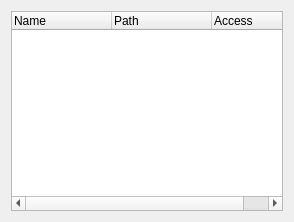
This is trunk/src/VBox/Frontends/VirtualBox/ui/VBoxVMSettingsSF.ui in YadongQi/vbox-mirror-sync as Qt 5 draws it before an edit. The edited form follows.
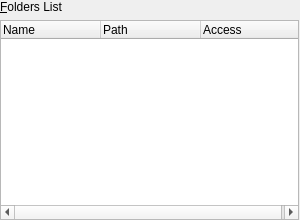
This is the edited form. Custom widgets are drawn as their Qt base class.

The edit to the form file:
```diff
--- a/trunk/src/VBox/Frontends/VirtualBox/ui/VBoxVMSettingsSF.ui
+++ b/trunk/src/VBox/Frontends/VirtualBox/ui/VBoxVMSettingsSF.ui
@@ -17,40 +17,40 @@
  additional information or have any questions.
  </comment>
  <class>VBoxVMSettingsSF</class>
- <widget class="QWidget" name="VBoxVMSettingsSF" >
-  <property name="geometry" >
+ <widget class="QWidget" name="VBoxVMSettingsSF">
+  <property name="geometry">
    <rect>
     <x>0</x>
     <y>0</y>
-    <width>294</width>
-    <height>218</height>
+    <width>300</width>
+    <height>220</height>
    </rect>
   </property>
-  <property name="sizePolicy" >
-   <sizepolicy vsizetype="Expanding" hsizetype="Expanding" >
-    <horstretch>0</horstretch>
-    <verstretch>0</verstretch>
-   </sizepolicy>
-  </property>
-  <layout class="QGridLayout" >
-   <item row="0" column="0" >
-    <widget class="QWidget" native="1" name="mGbSharedFolders" >
-     <layout class="QHBoxLayout" >
-      <property name="leftMargin" >
+  <layout class="QVBoxLayout">
+   <property name="margin">
        <number>0</number>
       </property>
-      <property name="topMargin" >
-       <number>0</number>
-      </property>
-      <property name="rightMargin" >
-       <number>0</number>
-      </property>
-      <property name="bottomMargin" >
+   <item>
+    <widget class="QILabelSeparator" native="1" name="mNameSeparator">
+     <property name="text">
+      <string>&amp;Folders List</string>
+     </property>
+     <property name="buddy">
+      <cstring>mTwFolders</cstring>
+     </property>
+    </widget>
+   </item>
+   <item>
+    <layout class="QHBoxLayout" name="mLtFolders">
+     <property name="margin">
        <number>0</number>
       </property>
+     <property name="spacing">
+      <number>1</number>
+     </property>
       <item>
-       <widget class="QTreeWidget" name="mTreeView" >
-        <property name="minimumSize" >
+      <widget class="QTreeWidget" name="mTwFolders">
+       <property name="minimumSize">
          <size>
           <width>0</width>
           <height>200</height>
@@ -85,15 +85,27 @@
         </column>
        </widget>
       </item>
-     </layout>
-    </widget>
+     <item>
+      <widget class="VBoxToolBar" native="1" name="mTbFolders"/>
+     </item>
+    </layout>
    </item>
   </layout>
  </widget>
- <layoutdefault spacing="6" margin="11" />
- <includes>
-  <include location="local" >VBoxGlobal.h</include>
- </includes>
+ <customwidgets>
+  <customwidget>
+   <class>QILabelSeparator</class>
+   <extends>QLabel</extends>
+   <header>QILabelSeparator.h</header>
+   <container>1</container>
+  </customwidget>
+  <customwidget>
+   <class>VBoxToolBar</class>
+   <extends>QWidget</extends>
+   <header>VBoxToolBar.h</header>
+   <container>1</container>
+  </customwidget>
+ </customwidgets>
  <resources/>
  <connections/>
 </ui>
```
Left out of the diff: 18 changed lines with no effect on the pictures. Lines whose indentation alone changed are shown as unchanged.
